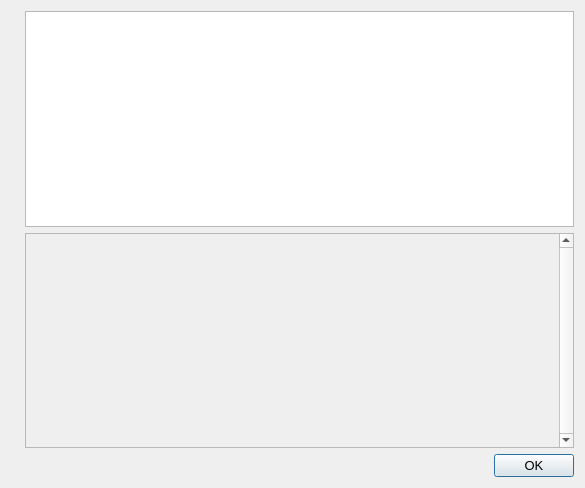
First picture: the form in src/qt/forms/helpmessagedialog.ui, repository cryptonodes-core/cryptonodes-core, before the edit.
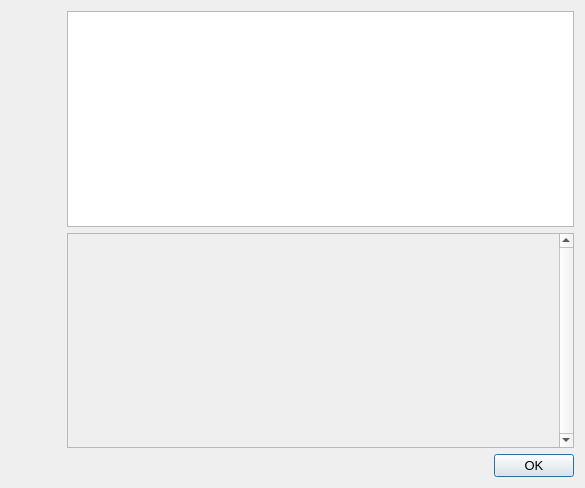
Second picture: the form after the edit. Icons and pictures are not drawn.

```diff
--- a/src/qt/forms/helpmessagedialog.ui
+++ b/src/qt/forms/helpmessagedialog.ui
@@ -4,12 +4,16 @@
  <widget class="QDialog" name="HelpMessageDialog">
   <property name="geometry">
    <rect>
-    <x>0</x>
-    <y>0</y>
     <width>585</width>
     <height>488</height>
    </rect>
   </property>
+  <property name="minimumSize">
+   <size>
+    <width>200</width>
+    <height>300</height>
+   </size>
+  </property>
   <property name="font">
    <font>
     <pointsize>10</pointsize>
@@ -27,6 +31,12 @@
        <verstretch>0</verstretch>
       </sizepolicy>
      </property>
+     <property name="minimumSize">
+      <size>
+       <width>50</width>
+       <height>300</height>
+      </size>
+     </property>
      <property name="pixmap">
       <pixmap resource="../cryptonodes.qrc">:/images/about</pixmap>
      </property>
@@ -39,6 +49,12 @@
     <layout class="QVBoxLayout" name="verticalLayout">
      <item>
       <widget class="QTextEdit" name="helpMessage">
+       <property name="minimumSize">
+        <size>
+         <width>150</width>
+         <height>100</height>
+        </size>
+       </property>
        <property name="readOnly">
         <bool>true</bool>
        </property>
@@ -46,6 +62,12 @@
      </item>
      <item>
       <widget class="QScrollArea" name="scrollArea">
+       <property name="minimumSize">
+        <size>
+         <width>150</width>
+         <height>100</height>
+        </size>
+       </property>
        <property name="verticalScrollBarPolicy">
         <enum>Qt::ScrollBarAlwaysOn</enum>
        </property>
@@ -55,15 +77,25 @@
        <widget class="QWidget" name="scrollAreaWidgetContents">
         <property name="geometry">
          <rect>
-          <x>0</x>
-          <y>0</y>
           <width>480</width>
           <height>212</height>
          </rect>
         </property>
+        <property name="minimumSize">
+         <size>
+          <width>300</width>
+          <height>150</height>
+         </size>
+        </property>
         <layout class="QVBoxLayout" name="verticalLayout_2">
          <item>
           <widget class="QLabel" name="aboutMessage">
+           <property name="minimumSize">
+            <size>
+             <width>150</width>
+             <height>100</height>
+            </size>
+           </property>
            <property name="cursor">
             <cursorShape>IBeamCursor</cursorShape>
            </property>
@@ -87,6 +119,12 @@
      </item>
      <item>
       <widget class="QDialogButtonBox" name="okButton">
+       <property name="minimumSize">
+        <size>
+         <width>150</width>
+         <height>20</height>
+        </size>
+       </property>
        <property name="orientation">
         <enum>Qt::Horizontal</enum>
        </property>
```
